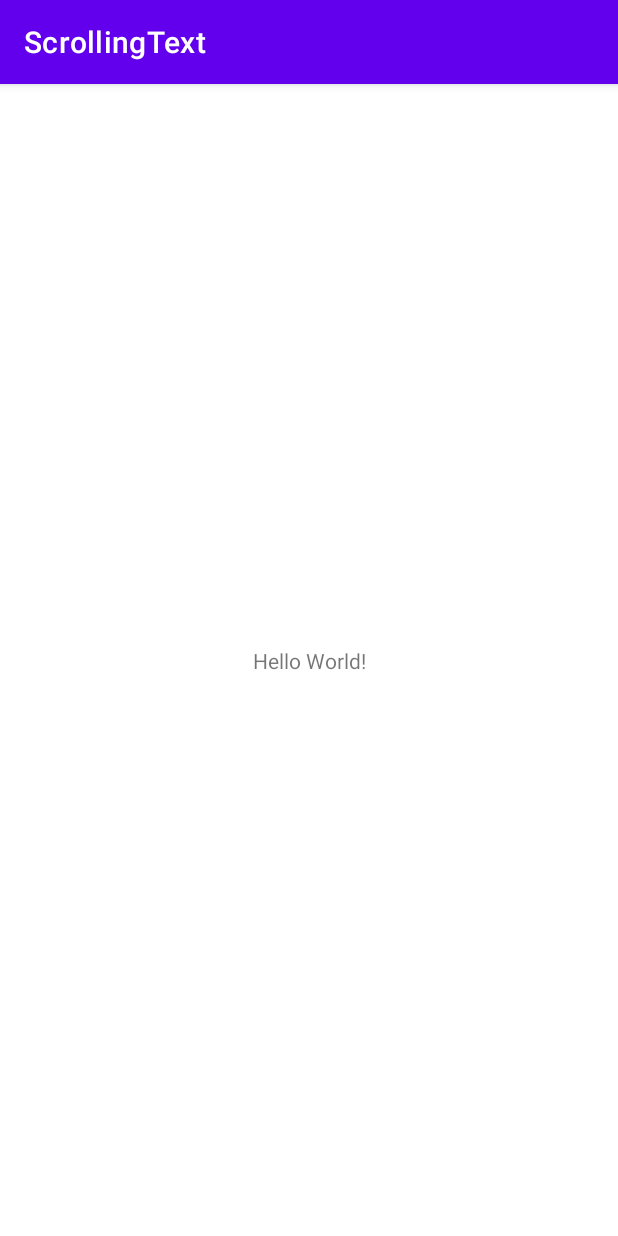
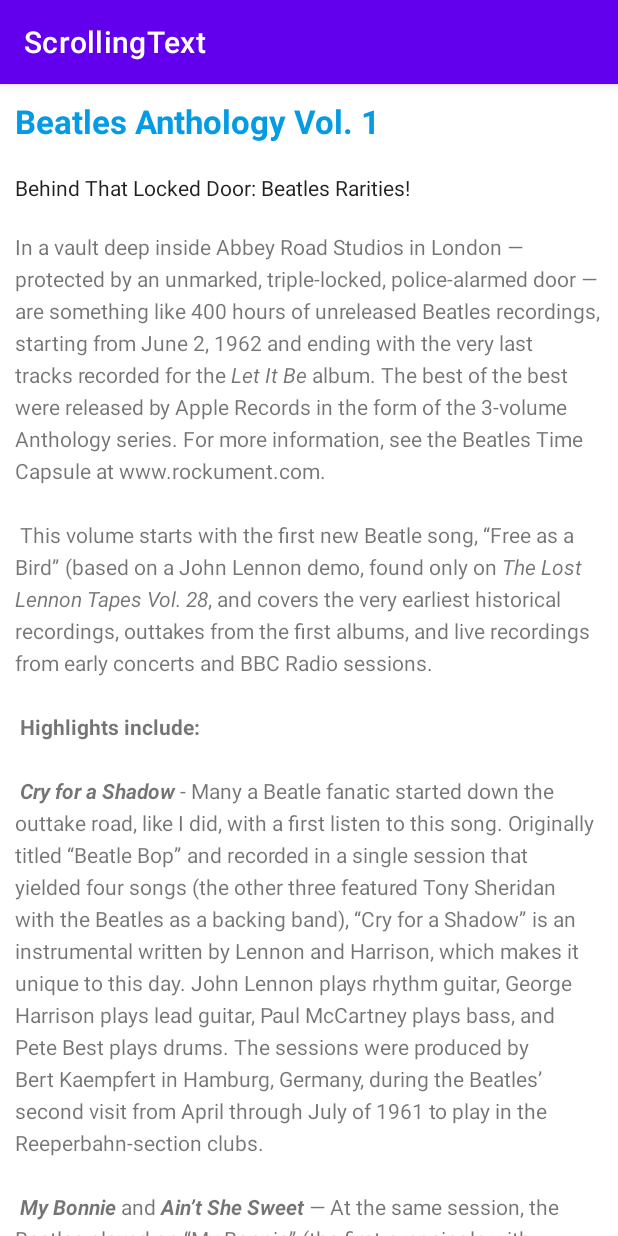
Before and after one commit to arnabhamdr/ScrollingText, an Android app: the screen it shows after launch (MainActivity), on a phone screen of 412 x 824 dp. Run offline under Robolectric (Android 15) with nearby library versions, the phone set to English and light mode, and no system bars.

Commit message:
Lab Task

```diff
--- a/app/src/main/res/layout/activity_main.xml
+++ b/app/src/main/res/layout/activity_main.xml
@@ -1,18 +1,48 @@
 <?xml version="1.0" encoding="utf-8"?>
-<androidx.constraintlayout.widget.ConstraintLayout xmlns:android="http://schemas.android.com/apk/res/android"
-    xmlns:app="http://schemas.android.com/apk/res-auto"
+<RelativeLayout xmlns:android="http://schemas.android.com/apk/res/android"
     xmlns:tools="http://schemas.android.com/tools"
     android:layout_width="match_parent"
     android:layout_height="match_parent"
     tools:context=".MainActivity">
 
     <TextView
+        android:id="@+id/article_heading"
+        android:layout_width="match_parent"
+        android:layout_height="wrap_content"
+        android:background="@color/design_default_color_on_primary"
+        android:padding="10dp"
+        android:text="@string/article_heading"
+        android:textAppearance="@android:style/TextAppearance.DeviceDefault.Large"
+        android:textColor="#039BE5"
+        android:textStyle="bold" />
+
+    <ScrollView
         android:layout_width="wrap_content"
         android:layout_height="wrap_content"
-        android:text="Hello World!"
-        app:layout_constraintBottom_toBottomOf="parent"
-        app:layout_constraintLeft_toLeftOf="parent"
-        app:layout_constraintRight_toRightOf="parent"
-        app:layout_constraintTop_toTopOf="parent" />
+        android:layout_below="@id/article_heading">
 
-</androidx.constraintlayout.widget.ConstraintLayout>
+    <LinearLayout
+        android:layout_width="match_parent"
+        android:layout_height="match_parent"
+        android:orientation="vertical">
+    <TextView
+        android:layout_width="match_parent"
+        android:layout_height="wrap_content"
+        android:id="@+id/article_subheading"
+        android:autoLink="web"
+        android:padding="@dimen/regular_padding"
+        android:textAppearance="@android:style/TextAppearance.DeviceDefault"
+        android:text="@string/article_subheading"/>
+
+    <TextView
+        android:layout_width="match_parent"
+        android:layout_height="wrap_content"
+        android:id="@+id/article"
+        android:lineSpacingExtra="5sp"
+        android:padding="@dimen/regular_padding"
+        android:text="@string/article_text1"/>
+    </LinearLayout>
+    </ScrollView>
+
+
+</RelativeLayout>
--- /dev/null
+++ b/app/src/main/res/values/dimens.xml
@@ -0,0 +1,4 @@
+<?xml version="1.0" encoding="utf-8"?>
+<resources>
+    <dimen name="regular_padding">10dp</dimen>
+</resources>
--- a/app/src/main/res/values/strings.xml
+++ b/app/src/main/res/values/strings.xml
@@ -1,3 +1,26 @@
 <resources>
     <string name="app_name">ScrollingText</string>
+    <string name="article_heading">Beatles Anthology Vol. 1</string>
+    <string name="article_subheading">Behind That Locked Door: Beatles Rarities!</string>
+    <string name="article_text1">In a vault deep inside Abbey Road Studios in London — protected by an unmarked, triple-locked, police-alarmed door — are something like 400 hours of unreleased Beatles recordings, starting from June 2, 1962 and ending with the very last tracks recorded for the <i>Let It Be</i> album. The best of the best were released by Apple Records in the form of the 3-volume Anthology series.
+        For more information, see the Beatles Time Capsule at www.rockument.com.
+\n\n
+This volume starts with the first new Beatle song, “Free as a Bird” (based on a John Lennon demo, found only on <i>The Lost Lennon Tapes Vol. 28</i>, and covers the very earliest historical recordings, outtakes from the first albums, and live recordings from early concerts and BBC Radio sessions.
+\n\n
+<b>Highlights include:</b>
+\n\n
+<b><i>Cry for a Shadow</i></b> - Many a Beatle fanatic started down the outtake road, like I did, with a first listen to this song. Originally titled “Beatle Bop” and recorded in a single session that yielded four songs (the other three featured Tony Sheridan with the Beatles as a backing band), “Cry for a Shadow” is an instrumental written by Lennon and Harrison, which makes it unique to this day. John Lennon plays rhythm guitar, George Harrison plays lead guitar, Paul McCartney plays bass, and Pete Best plays drums. The sessions were produced by Bert Kaempfert in Hamburg, Germany, during the Beatles’ second visit from April through July of 1961 to play in the Reeperbahn-section clubs.
+\n\n
+<b><i>My Bonnie</i></b> and <b><i>Ain’t She Sweet</i></b> — At the same session, the Beatles played on “My Bonnie” (the first-ever single with Beatles playing), as the backing band for English singer Tony Sheridan, originally a member of the Jets. The popularity of this single in Liverpool brought the Beatles to the attention of Brian Epstein, who worked in the NEMS record store and tried to meet demand for the disc. John Lennon then sings a fine “Ain’t She Sweet” (his first-ever released vocal).
+\n\n
+<b><i>Searchin</i></b> — A Jerry Leiber - Mike Stoller comedy song that was a hit for the Coasters in 1957, and a popular live favorite of the Beatles. The Coasters also had a hit with “Besame Mucho” and the Beatles covered that song as well. Ringo Starr had by now replaced Pete Best on drums. The high falsetto is George, who also plays a hesitant lead guitar. This is from their first audition for Decca Records in London on Jan 1., 1962, live in the studio. The Grateful Dead would later cover “Searchin” with a similar arrangement, Pigpen doing the Paul vocals. A live version is available on outtake records featuring the Dead joined by the Beach Boys!
+\n\n
+<b><i>Love Me Do</i></b> — An early version of the song, played a bit slower and with more of a blues feeling, and a cool bossa-nova beat in middle. Paul had to sing while John played harmonica — a first for the group. Pete Best played drums on this version.
+\n\n
+<b><i>She Loves You – Till There Was You – Twist and Shout</i></b> — Live at the Princess Wales Theatre by Leicester Square in London, attended by the Queen. “Till There Was You” (by Meredith Wilson) is from the musical The Music Man and a hit for Peggy Lee in 1961. Before playing it, Paul said it was recorded by his favorite American group, “Sophie Tucker” (which got some laughs). At the end, John tells the people in the cheaper seats to clap their hands, and the rest to “rattle your jewelry” and then announces “Twist and Shout” (a song by Bert Russell and Phil Medley that was first recorded in 1962 by the Isley Brothers). A film of the performance shows the Queen smiling at John’s remark.
+\n\n
+<b><i>Leave My Kitten Alone</i></b> — One of the lost Beatle songs recorded during the “Beatles For Sale” sessions but never released. This song, written by Little Willie John, Titus Turner, and James McDougal, was a 1959 R&amp;B hit for Little Willie John and covered by Johnny Preston before the Beatles tried it and shelved it. A reference to a “big fat bulldog” may have influenced John’s “Hey Bulldog” (Yellow Submarine album), which is a similar rocker.
+\n\n
+<b><i>One After 909</i></b> — A song recorded for the <i>Let It Be</i> album was actually worked on way back in the beginning, six years earlier. This take shows how they did it much more slowly, with an R&amp;B feel to it.
+</string>
 </resources>
```
